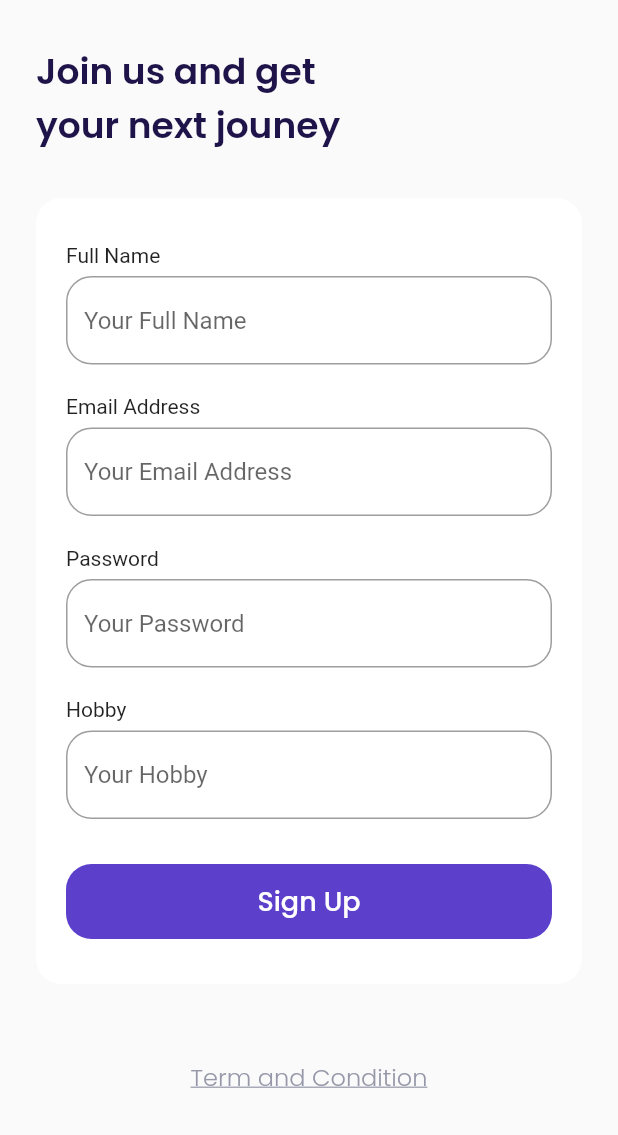
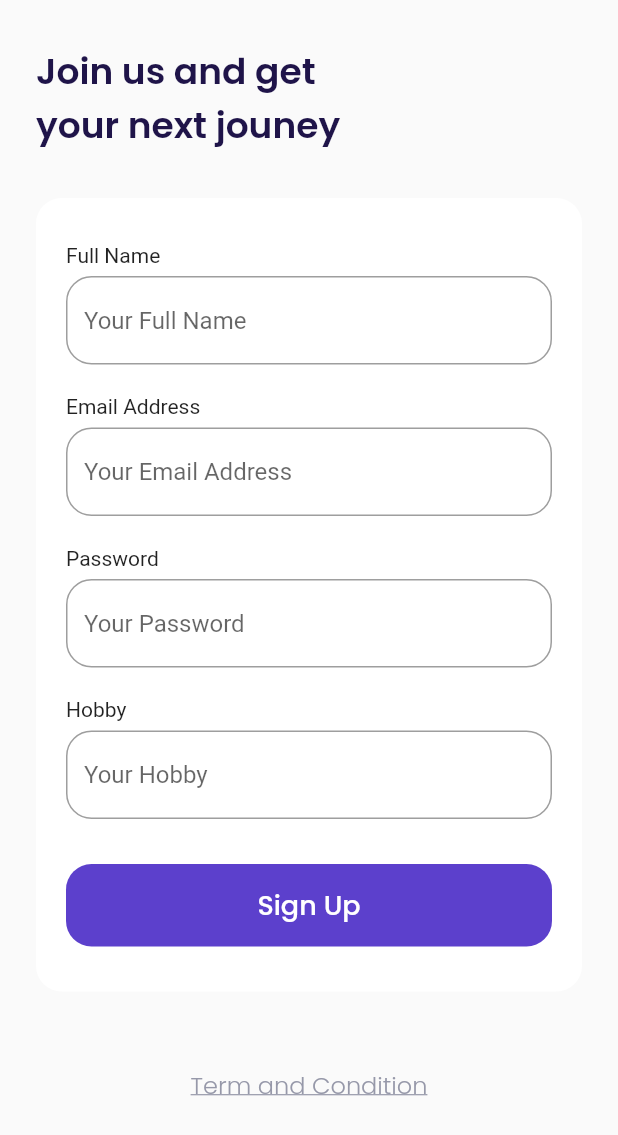
Before and after one commit to numanizudin/airplane, a Flutter app: the screen it shows after launch, after a tap on "Get Started", on a phone screen of 412 x 824 dp. Shown: the top 1135 px of the screen. Run offline on Flutter 3.47's test engine with Material 2 defaults, Android fonts, the phone set to English and light mode, and no system bars; our stand-ins replace google_fonts.

Commit message:
custom button

```diff
--- a/lib/ui/pages/get_started_page.dart
+++ b/lib/ui/pages/get_started_page.dart
@@ -1,3 +1,4 @@
+import 'package:airplane/ui/widgets/custom_button.dart';
 import 'package:flutter/material.dart';
 import 'package:airplane/shared/theme.dart';
 
@@ -43,31 +44,16 @@ class GetStartedPage extends StatelessWidget {
                   ),
                   textAlign: TextAlign.center,
                 ),
-                Container(
+                CustomButton(
+                  title: 'Get Started',
                   width: 220,
-                  height: 55,
                   margin: EdgeInsets.only(
+                    bottom: 80,
                     top: 50,
-                    bottom: 80,
                   ),
-                  child: TextButton(
-                    style: TextButton.styleFrom(
-                      backgroundColor: kPrimaryColor,
-                      shape: RoundedRectangleBorder(
-                        borderRadius: BorderRadius.circular(defaultRadius),
-                      ),
-                    ),
-                    onPressed: () {
-                      Navigator.pushNamed(context, '/sign-up');
-                    },
-                    child: Text(
-                      'Get Started',
-                      style: whiteTextStyle.copyWith(
-                        fontSize: 18,
-                        fontWeight: medium,
-                      ),
-                    ),
-                  ),
+                  onPressed: () {
+                    Navigator.pushNamed(context, '/sign-up');
+                  },
                 ),
               ],
             ),
--- a/lib/ui/pages/sign_up_page.dart
+++ b/lib/ui/pages/sign_up_page.dart
@@ -1,3 +1,4 @@
+import 'package:airplane/ui/widgets/custom_button.dart';
 import 'package:flutter/material.dart';
 import 'package:airplane/shared/theme.dart';
 
@@ -166,29 +167,11 @@ class SignUpPage extends StatelessWidget {
       }
 
       Widget submitButton() {
-        return Container(
-          width: double.infinity,
-          height: 50,
-          child: TextButton(
-            onPressed: () {
-              Navigator.pushNamed(context, '/bonus');
-            },
-            style: TextButton.styleFrom(
-              backgroundColor: kPrimaryColor,
-              shape: RoundedRectangleBorder(
-                borderRadius: BorderRadius.circular(
-                  defaultRadius,
-                ),
-              ),
-            ),
-            child: Text(
-              'Sign Up',
-              style: whiteTextStyle.copyWith(
-                fontSize: 18,
-                fontWeight: medium,
-              ),
-            ),
-          ),
+        return CustomButton(
+          title: 'Sign Up',
+          onPressed: () {
+            Navigator.pushNamed(context, '/bonus');
+          },
         );
       }
 
--- a/lib/ui/widgets/custom_button.dart
+++ b/lib/ui/widgets/custom_button.dart
@@ -1,5 +1,5 @@
+import 'package:flutter/material.dart';
 import 'package:airplane/shared/theme.dart';
-import 'package:flutter/material.dart';
 
 class CustomButton extends StatelessWidget {
   final String title;
```
Also changed, not shown: lib/ui/pages/bonus_page.dart (+8 -20 lines).
